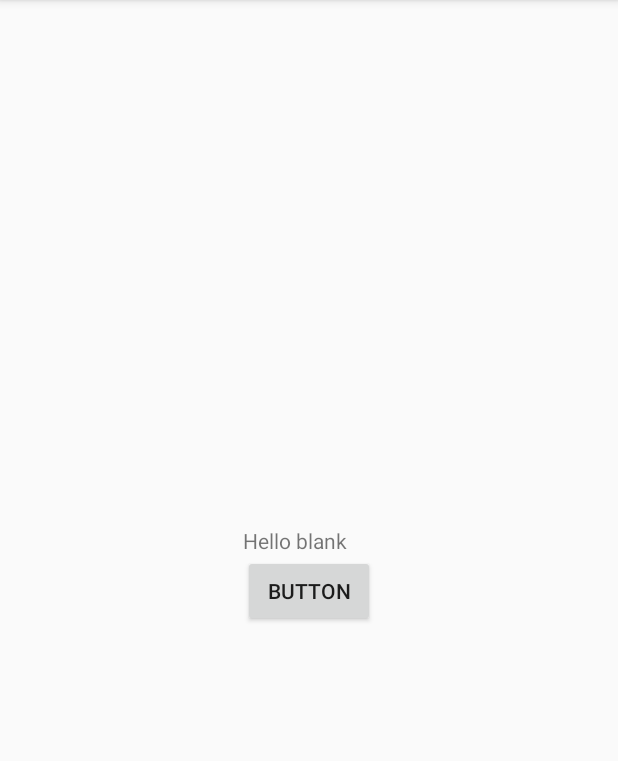
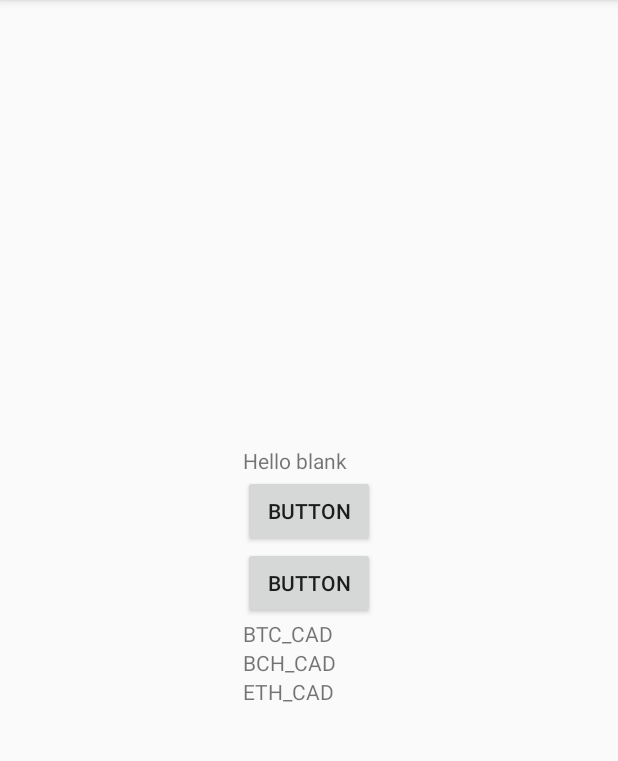
Before and after one commit to babramovitch/CoinStacks, an Android app: the screen it shows after launch (MainActivity), on a phone screen of 412 x 824 dp, the part 84-845 px from its top. Run offline under Robolectric (Android 15) with nearby library versions, the phone set to English and light mode, and no system bars; our stand-ins replace ButterKnife; libraries missing offline, so code that uses them is left out: io.realm; 7 statements that could not run were skipped.

Commit message:
-Added RxJava and Butterknife -API call is now using RxJava and repeats indefinitly for the tickers supplied. -Added an extension to do a null check more clearly -Ticker valuse show in the fragment, but that'll be changed to a recyclerview shortly

```diff
--- a/app/src/main/java/com/nebulights/crytpotracker/AndroidExtensions.kt
+++ b/app/src/main/java/com/nebulights/crytpotracker/AndroidExtensions.kt
@@ -21,3 +21,7 @@ fun AppCompatActivity.replaceFragment(fragment: Fragment, frameId: Int) {
 inline fun SharedPreferences.applyMe(func: SharedPreferences.Editor.() -> SharedPreferences.Editor) {
     this.edit().func().apply()
 }
+
+inline fun <T : Any> T?.notNull(f: (it: T) -> Unit) {
+    if (this != null) f(this)
+}
--- a/app/src/main/java/com/nebulights/crytpotracker/MainActivity.kt
+++ b/app/src/main/java/com/nebulights/crytpotracker/MainActivity.kt
@@ -3,6 +3,7 @@ package com.nebulights.crytpotracker
 import android.support.v7.app.AppCompatActivity
 import android.os.Bundle
 import android.util.Log
+import com.nebulights.crytpotracker.Quadriga.QuadrigaRepositoryProvider
 
 import io.realm.Realm
 
@@ -21,16 +22,10 @@ class MainActivity : AppCompatActivity(), PortfolioContract.ViewHost {
 
         if (cryptoListFragment == null) {
             cryptoListFragment = CryptoListFragment.newInstance("asdf", "asdf")
-            addFragment(cryptoListFragment!!, R.id.content_frame)
+            addFragment(cryptoListFragment, R.id.content_frame)
         }
 
-        portfolioPresenter = PortfolioPresenter(realm, QuadrigaService.create(), this, cryptoListFragment)
-
-
-        //        if (savedInstanceState != null) {
-        //            portfolioPresenter.restoreState(savedInstanceState);
-        //        }
-        //
+        portfolioPresenter = PortfolioPresenter(realm, QuadrigaRepositoryProvider.provideQuadrigaRepository(), this, cryptoListFragment)
 
     }
 
@@ -49,18 +44,3 @@ class MainActivity : AppCompatActivity(), PortfolioContract.ViewHost {
         Log.i(TAG, "I DID SOMETHING FROM FRAGMENT")
     }
 }
-
-
-//        service.getCurrentTradingInfo("BTC_CAD").enqueue(new Callback<CurrentTradingInfo>() {
-//            @Override
-//            public void onResponse(@NonNull Call<CurrentTradingInfo> call, @NonNull Response<CurrentTradingInfo> response) {
-//                CurrentTradingInfo currentTradingInfo = response.body();
-//                Log.i("Response", "Current Ask: " + currentTradingInfo.getAsk());
-//            }
-//
-//            @Override
-//            public void onFailure(Call<CurrentTradingInfo> call, Throwable t) {
-//                Log.i("Response", "ERROR");
-//            }
-//        });
-//   }
--- a/app/src/main/java/com/nebulights/crytpotracker/CurrentTradingInfo.kt
+++ b/app/src/main/java/com/nebulights/crytpotracker/Quadriga/CurrentTradingInfo.kt
@@ -1,4 +1,4 @@
-package com.nebulights.crytpotracker
+package com.nebulights.crytpotracker.Quadriga
 
 class CurrentTradingInfo {
     var timestamp: String? = null
--- a/app/src/main/res/layout/fragment_crypto_list.xml
+++ b/app/src/main/res/layout/fragment_crypto_list.xml
@@ -13,9 +13,38 @@
         android:text="@string/hello_blank_fragment" />
 
     <Button
-        android:id="@+id/button"
+        android:id="@+id/button_start"
         android:layout_width="wrap_content"
         android:layout_height="wrap_content"
         android:text="Button" />
 
+    <Button
+        android:id="@+id/button_stop"
+        android:layout_width="wrap_content"
+        android:layout_height="wrap_content"
+        android:text="Button" />
+
+    <TextView
+        android:id="@+id/btc_cad"
+        android:layout_width="match_parent"
+        android:layout_height="wrap_content"
+        android:text="BTC_CAD"
+        android:ems="10" />
+
+    <TextView
+        android:id="@+id/bch_cad"
+        android:layout_width="match_parent"
+        android:layout_height="wrap_content"
+        android:text="BCH_CAD"
+        android:ems="10"
+         />
+
+    <TextView
+        android:id="@+id/eth_cad"
+        android:layout_width="match_parent"
+        android:layout_height="wrap_content"
+        android:text="ETH_CAD"
+        android:ems="10"
+        />
+
 </LinearLayout>
```
Also changed, not shown: app/build.gradle (+7 -0 lines), app/src/main/java/com/nebulights/crytpotracker/CryptoListFragment.kt (+26 -5 lines), app/src/main/java/com/nebulights/crytpotracker/MyApplication.kt (+0 -24 lines), app/src/main/java/com/nebulights/crytpotracker/PortfolioContract.kt (+5 -2 lines), app/src/main/java/com/nebulights/crytpotracker/PortfolioPresenter.kt (+56 -38 lines), app/src/main/java/com/nebulights/crytpotracker/Quadriga/QuadrigaRepository.kt (added, +14 -0 lines), app/src/main/java/com/nebulights/crytpotracker/Quadriga/QuadrigaRepositoryProvider.kt (added, +10 -0 lines), app/src/main/java/com/nebulights/crytpotracker/Quadriga/QuadrigaService.kt (renamed from app/src/main/java/com/nebulights/crytpotracker/QuadrigaService.kt, +5 -3 lines).
